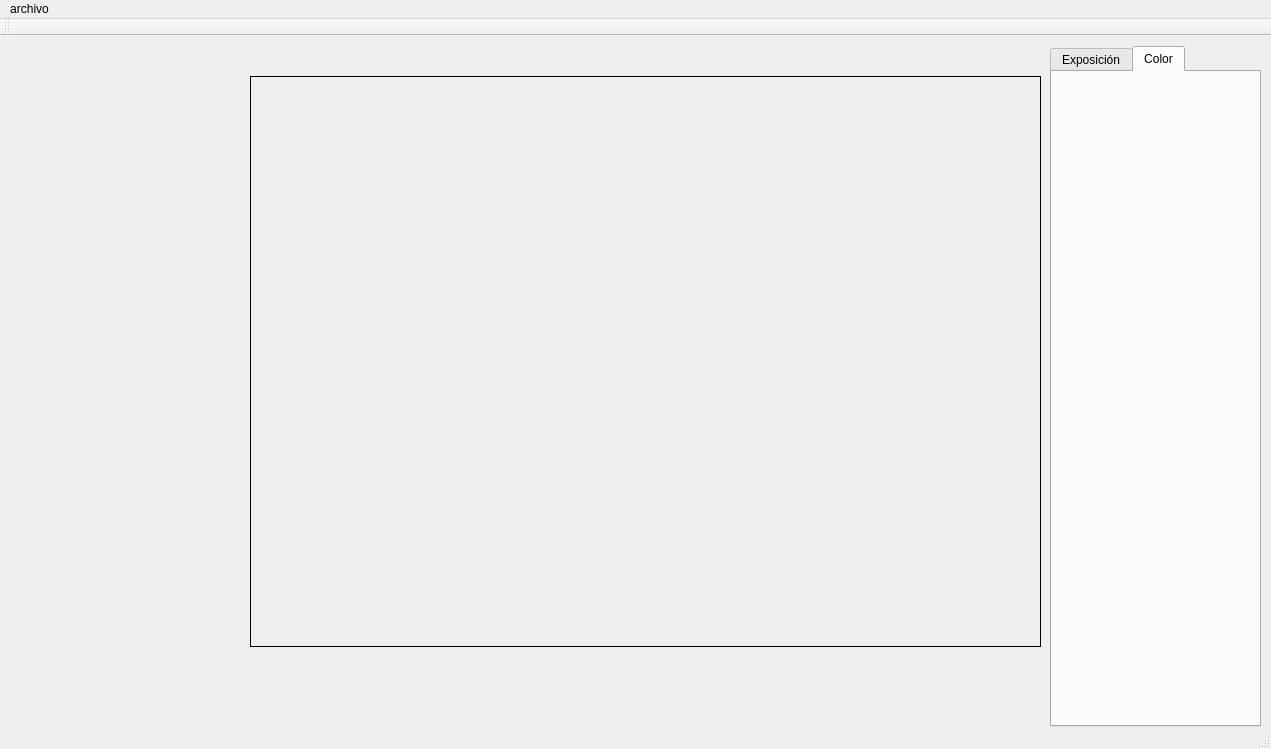
Qt form postpro/project/mainwindow.ui (yonelyvan/top-grafica) before a commit.
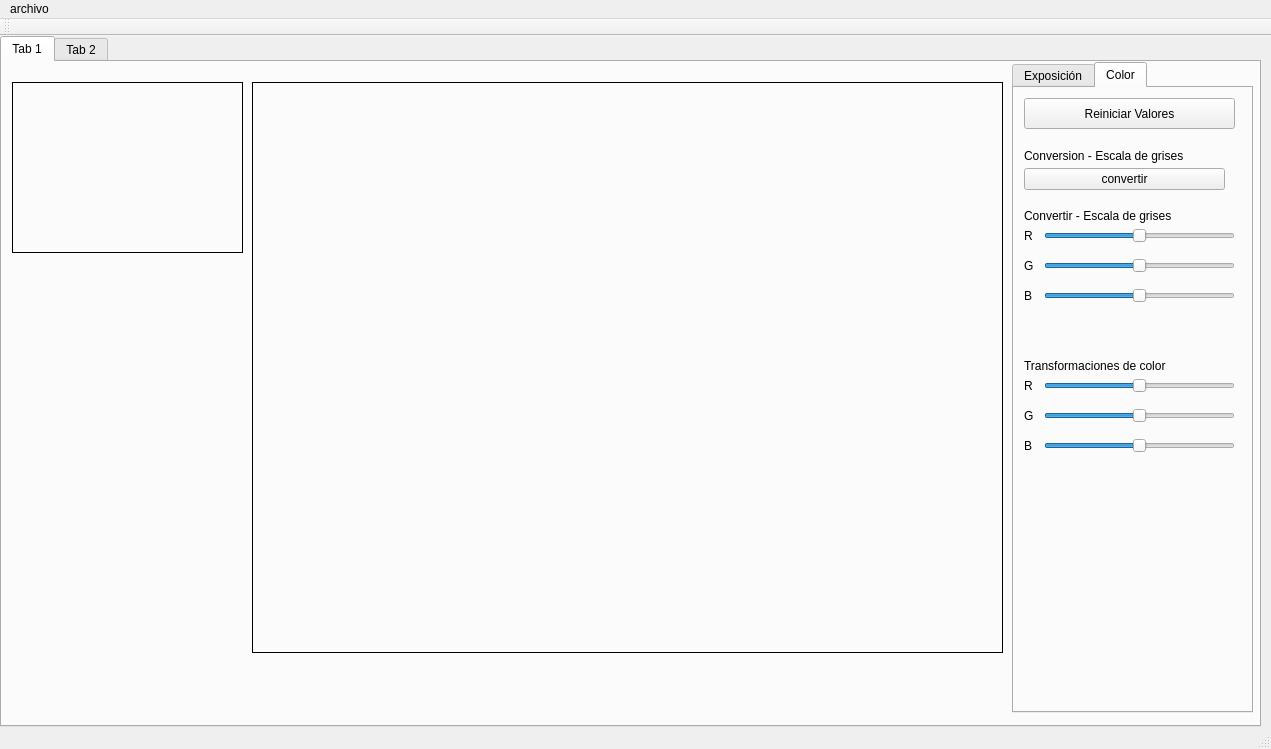
The same form after that commit. The open tabs and pages were chosen to show the change.

Diff of the .ui file:
```diff
--- a/postpro/project/mainwindow.ui
+++ b/postpro/project/mainwindow.ui
@@ -14,18 +14,15 @@
    <string>MainWindow</string>
   </property>
   <widget class="QWidget" name="centralWidget">
-   <widget class="QLabel" name="label_img">
+   <widget class="QLabel" name="label_3">
     <property name="geometry">
      <rect>
-      <x>250</x>
-      <y>40</y>
-      <width>791</width>
-      <height>571</height>
+      <x>60</x>
+      <y>90</y>
+      <width>59</width>
+      <height>14</height>
      </rect>
     </property>
-    <property name="styleSheet">
-     <string notr="true">border: 1px solid black</string>
-    </property>
     <property name="text">
      <string/>
     </property>
@@ -33,15 +30,34 @@
      <bool>true</bool>
     </property>
    </widget>
+   <widget class="QTabWidget" name="tabWidget_2">
+    <property name="geometry">
+     <rect>
+      <x>0</x>
+      <y>0</y>
+      <width>1261</width>
+      <height>691</height>
+     </rect>
+    </property>
+    <property name="currentIndex">
+     <number>0</number>
+    </property>
+    <widget class="QWidget" name="tab_3">
+     <attribute name="title">
+      <string>Tab 1</string>
+     </attribute>
    <widget class="QLabel" name="label_histogram">
     <property name="geometry">
      <rect>
       <x>10</x>
-      <y>40</y>
+        <y>20</y>
       <width>231</width>
       <height>171</height>
      </rect>
     </property>
+      <property name="styleSheet">
+       <string notr="true">border: 1px solid black</string>
+      </property>
     <property name="text">
      <string/>
     </property>
@@ -49,15 +65,18 @@
      <bool>true</bool>
     </property>
    </widget>
-   <widget class="QLabel" name="label_3">
+     <widget class="QLabel" name="label_img">
     <property name="geometry">
      <rect>
-      <x>60</x>
-      <y>90</y>
-      <width>59</width>
-      <height>14</height>
-     </rect>
-    </property>
+        <x>250</x>
+        <y>20</y>
+        <width>751</width>
+        <height>571</height>
+       </rect>
+      </property>
+      <property name="styleSheet">
+       <string notr="true">border: 1px solid black</string>
+      </property>
     <property name="text">
      <string/>
     </property>
@@ -65,10 +84,10 @@
    <widget class="QTabWidget" name="tabWidget">
     <property name="geometry">
      <rect>
-      <x>1050</x>
-      <y>10</y>
-      <width>211</width>
-      <height>681</height>
+        <x>1010</x>
+        <y>0</y>
+        <width>241</width>
+        <height>651</height>
      </rect>
     </property>
     <property name="currentIndex">
@@ -156,6 +175,270 @@
      <attribute name="title">
       <string>Color</string>
      </attribute>
+       <widget class="QLabel" name="label_5">
+        <property name="geometry">
+         <rect>
+          <x>10</x>
+          <y>60</y>
+          <width>201</width>
+          <height>16</height>
+         </rect>
+        </property>
+        <property name="text">
+         <string>Conversion - Escala de grises</string>
+        </property>
+       </widget>
+       <widget class="QPushButton" name="pushButton_2">
+        <property name="geometry">
+         <rect>
+          <x>10</x>
+          <y>10</y>
+          <width>211</width>
+          <height>31</height>
+         </rect>
+        </property>
+        <property name="text">
+         <string>Reiniciar Valores</string>
+        </property>
+       </widget>
+       <widget class="QPushButton" name="pushButton_3">
+        <property name="geometry">
+         <rect>
+          <x>10</x>
+          <y>80</y>
+          <width>201</width>
+          <height>22</height>
+         </rect>
+        </property>
+        <property name="text">
+         <string>convertir</string>
+        </property>
+       </widget>
+       <widget class="QLabel" name="label_6">
+        <property name="geometry">
+         <rect>
+          <x>10</x>
+          <y>120</y>
+          <width>181</width>
+          <height>16</height>
+         </rect>
+        </property>
+        <property name="text">
+         <string>Convertir - Escala de grises</string>
+        </property>
+       </widget>
+       <widget class="QSlider" name="horizontalSlider_convB">
+        <property name="geometry">
+         <rect>
+          <x>30</x>
+          <y>200</y>
+          <width>191</width>
+          <height>16</height>
+         </rect>
+        </property>
+        <property name="maximum">
+         <number>100</number>
+        </property>
+        <property name="value">
+         <number>50</number>
+        </property>
+        <property name="orientation">
+         <enum>Qt::Horizontal</enum>
+        </property>
+       </widget>
+       <widget class="QSlider" name="horizontalSlider_convG">
+        <property name="geometry">
+         <rect>
+          <x>30</x>
+          <y>170</y>
+          <width>191</width>
+          <height>16</height>
+         </rect>
+        </property>
+        <property name="maximum">
+         <number>100</number>
+        </property>
+        <property name="value">
+         <number>50</number>
+        </property>
+        <property name="orientation">
+         <enum>Qt::Horizontal</enum>
+        </property>
+       </widget>
+       <widget class="QSlider" name="horizontalSlider_convR">
+        <property name="geometry">
+         <rect>
+          <x>30</x>
+          <y>140</y>
+          <width>191</width>
+          <height>16</height>
+         </rect>
+        </property>
+        <property name="maximum">
+         <number>100</number>
+        </property>
+        <property name="value">
+         <number>50</number>
+        </property>
+        <property name="orientation">
+         <enum>Qt::Horizontal</enum>
+        </property>
+       </widget>
+       <widget class="QLabel" name="label_7">
+        <property name="geometry">
+         <rect>
+          <x>10</x>
+          <y>140</y>
+          <width>21</width>
+          <height>16</height>
+         </rect>
+        </property>
+        <property name="text">
+         <string>R</string>
+        </property>
+       </widget>
+       <widget class="QLabel" name="label_8">
+        <property name="geometry">
+         <rect>
+          <x>10</x>
+          <y>170</y>
+          <width>16</width>
+          <height>16</height>
+         </rect>
+        </property>
+        <property name="text">
+         <string>G</string>
+        </property>
+       </widget>
+       <widget class="QLabel" name="label_9">
+        <property name="geometry">
+         <rect>
+          <x>10</x>
+          <y>200</y>
+          <width>21</width>
+          <height>16</height>
+         </rect>
+        </property>
+        <property name="text">
+         <string>B</string>
+        </property>
+       </widget>
+       <widget class="QLabel" name="label_10">
+        <property name="geometry">
+         <rect>
+          <x>10</x>
+          <y>290</y>
+          <width>21</width>
+          <height>16</height>
+         </rect>
+        </property>
+        <property name="text">
+         <string>R</string>
+        </property>
+       </widget>
+       <widget class="QLabel" name="label_11">
+        <property name="geometry">
+         <rect>
+          <x>10</x>
+          <y>320</y>
+          <width>16</width>
+          <height>16</height>
+         </rect>
+        </property>
+        <property name="text">
+         <string>G</string>
+        </property>
+       </widget>
+       <widget class="QLabel" name="label_12">
+        <property name="geometry">
+         <rect>
+          <x>10</x>
+          <y>350</y>
+          <width>21</width>
+          <height>16</height>
+         </rect>
+        </property>
+        <property name="text">
+         <string>B</string>
+        </property>
+       </widget>
+       <widget class="QLabel" name="label_13">
+        <property name="geometry">
+         <rect>
+          <x>10</x>
+          <y>270</y>
+          <width>171</width>
+          <height>16</height>
+         </rect>
+        </property>
+        <property name="text">
+         <string>Transformaciones de color</string>
+        </property>
+       </widget>
+       <widget class="QSlider" name="horizontalSlider_conv_CG">
+        <property name="geometry">
+         <rect>
+          <x>30</x>
+          <y>320</y>
+          <width>191</width>
+          <height>16</height>
+         </rect>
+        </property>
+        <property name="maximum">
+         <number>100</number>
+        </property>
+        <property name="value">
+         <number>50</number>
+        </property>
+        <property name="orientation">
+         <enum>Qt::Horizontal</enum>
+        </property>
+       </widget>
+       <widget class="QSlider" name="horizontalSlider_conv_CR">
+        <property name="geometry">
+         <rect>
+          <x>30</x>
+          <y>290</y>
+          <width>191</width>
+          <height>16</height>
+         </rect>
+        </property>
+        <property name="maximum">
+         <number>100</number>
+        </property>
+        <property name="value">
+         <number>50</number>
+        </property>
+        <property name="orientation">
+         <enum>Qt::Horizontal</enum>
+        </property>
+       </widget>
+       <widget class="QSlider" name="horizontalSlider_conv_CB">
+        <property name="geometry">
+         <rect>
+          <x>30</x>
+          <y>350</y>
+          <width>191</width>
+          <height>16</height>
+         </rect>
+        </property>
+        <property name="maximum">
+         <number>100</number>
+        </property>
+        <property name="value">
+         <number>50</number>
+        </property>
+        <property name="orientation">
+         <enum>Qt::Horizontal</enum>
+        </property>
+       </widget>
+      </widget>
+     </widget>
+    </widget>
+    <widget class="QWidget" name="tab_4">
+     <attribute name="title">
+      <string>Tab 2</string>
+     </attribute>
     </widget>
    </widget>
   </widget>
```
Left out of the diff: 82 changed lines with no effect on the pictures. Lines whose indentation alone changed are shown as unchanged.
